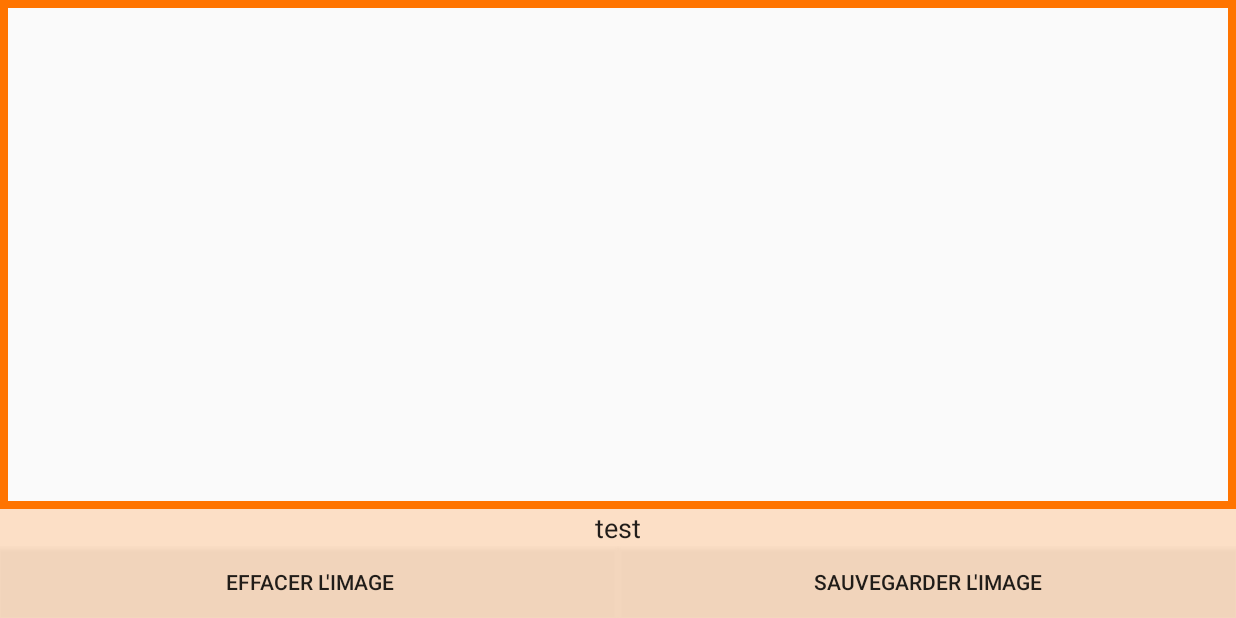
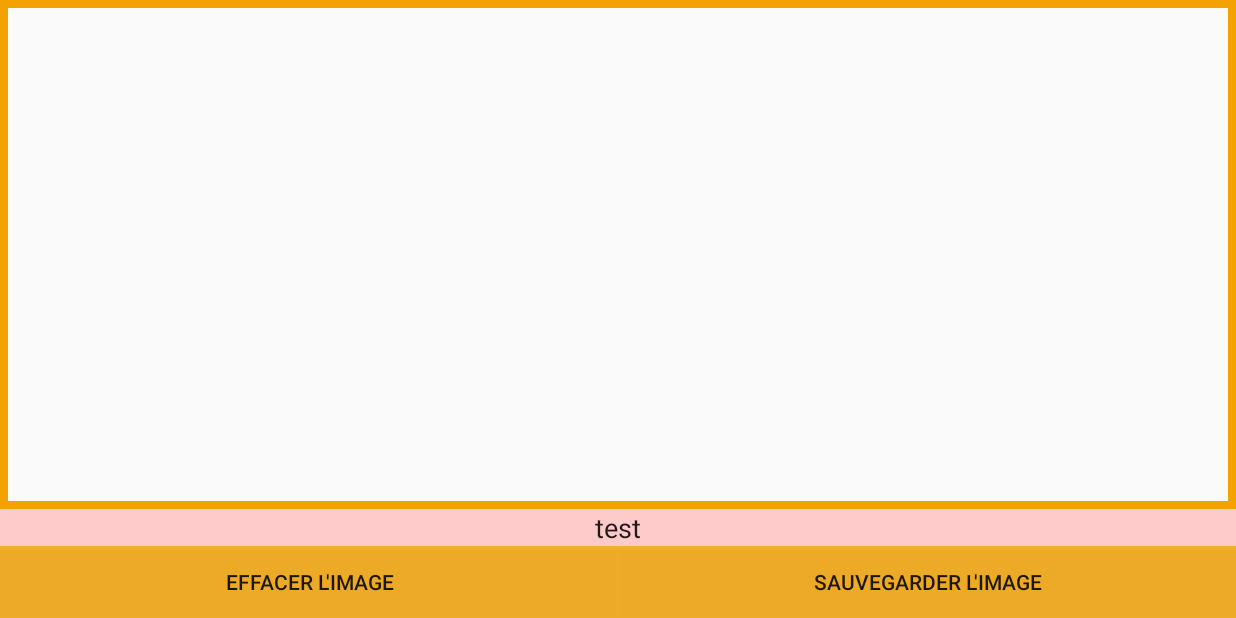
Before and after one commit to lezohtml/handwriting_recognition, an Android app: the screen it shows after launch (MainActivity), on a phone screen of 824 x 412 dp (held sideways). Run offline under Robolectric (Android 15) with nearby library versions, the light colour scheme and no system bars; our stand-ins replace Volley.

Commit message:
Design Tablette + changement fonctionnement

```diff
--- a/interface_Android/app/src/main/res/drawable/scratch_pad_border.xml
+++ b/interface_Android/app/src/main/res/drawable/scratch_pad_border.xml
@@ -1,5 +1,5 @@
 <?xml version="1.0" encoding="utf-8"?>
 <shape xmlns:android="http://schemas.android.com/apk/res/android"
     android:shape="rectangle">
-    <stroke android:width="5dp" android:color="#FF7400" />
+    <stroke android:width="5dp" android:color="@color/pad_border" />
 </shape>
--- a/interface_Android/app/src/main/res/layout/layoutmain.xml
+++ b/interface_Android/app/src/main/res/layout/layoutmain.xml
@@ -18,7 +18,8 @@
 			android:id="@+id/scratch_pad"
 			android:layout_width="match_parent"
 			android:layout_height="match_parent"
-			android:layout_weight="1" />
+			android:layout_weight="1"
+			android:clickable="false" />
 	</GridLayout>
 
 	<LinearLayout
@@ -34,7 +35,8 @@
 			style="@style/Widget.AppCompat.Button.Borderless"
 			android:layout_width="wrap_content"
 			android:layout_height="wrap_content"
-			android:layout_marginRight="2dp"
+			android:layout_marginLeft="2dp"
+			android:layout_marginRight="1dp"
 			android:layout_weight="1"
 			android:background="@drawable/button_border"
 			android:text="@string/choice_1"
@@ -46,8 +48,8 @@
 			style="@style/Widget.AppCompat.Button.Borderless"
 			android:layout_width="wrap_content"
 			android:layout_height="wrap_content"
-			android:layout_marginLeft="2dp"
-			android:layout_marginRight="2dp"
+			android:layout_marginLeft="1dp"
+			android:layout_marginRight="1dp"
 			android:layout_weight="1"
 			android:background="@drawable/button_border"
 			android:text="@string/choice_2"
@@ -58,7 +60,8 @@
 			style="@style/Widget.AppCompat.Button.Borderless"
 			android:layout_width="wrap_content"
 			android:layout_height="wrap_content"
-			android:layout_marginLeft="2dp"
+			android:layout_marginLeft="1dp"
+			android:layout_marginRight="2dp"
 			android:layout_weight="1"
 			android:background="@drawable/button_border"
 			android:text="@string/choice_3"
--- a/interface_Android/app/src/main/res/values/colors.xml
+++ b/interface_Android/app/src/main/res/values/colors.xml
@@ -1,11 +1,12 @@
 <?xml version="1.0" encoding="utf-8"?>
 <resources>
-    <color name="colorPrimary">#FFA65D</color>
-    <color name="colorPrimaryDark">#C85B00</color>
+    <color name="colorPrimary">#F3A200</color>
+    <color name="colorPrimaryDark">#F3A200</color>
     <color name="colorAccent">#103FAB</color>
-    <color name="colorEdit">#54ffa65d</color>
-    <color name="colorButtonBottom">#54ffa65d</color>
-    <color name="colorChoix">#9ad4782c</color>
+    <color name="colorEdit">#ffCACA</color>
+    <color name="colorButtonBottom">#cff3a200</color>
+    <color name="colorChoix">#00CACA</color>
     <color name="colorChoixBorder">#9ad4782c</color>
+    <color name="pad_border">#F3A200</color>
 
 </resources>
--- a/interface_Android/app/src/main/res/values/strings.xml
+++ b/interface_Android/app/src/main/res/values/strings.xml
@@ -1,8 +1,8 @@
 <resources>
     <string name="app_name">Interface saisie</string>
-	<string name="choice_1"></string>
-	<string name="choice_2"></string>
-	<string name="choice_3"></string>
+	<string name="choice_1">choix 1</string>
+	<string name="choice_2">choix 1</string>
+	<string name="choice_3">choix 1</string>
 	<string name="name_field">test</string>
 	<string name="save_button">Sauvegarder l\'image</string>
 	<string name="reset_button">Effacer l\'image</string>
```
Also changed, not shown: interface_Android/app/src/main/java/com/example/etudiant/interfacesaisie/DrawingView.java (+8 -0 lines), interface_Android/app/src/main/java/com/example/etudiant/interfacesaisie/MainActivity.java (+24 -8 lines), 248 other files.
